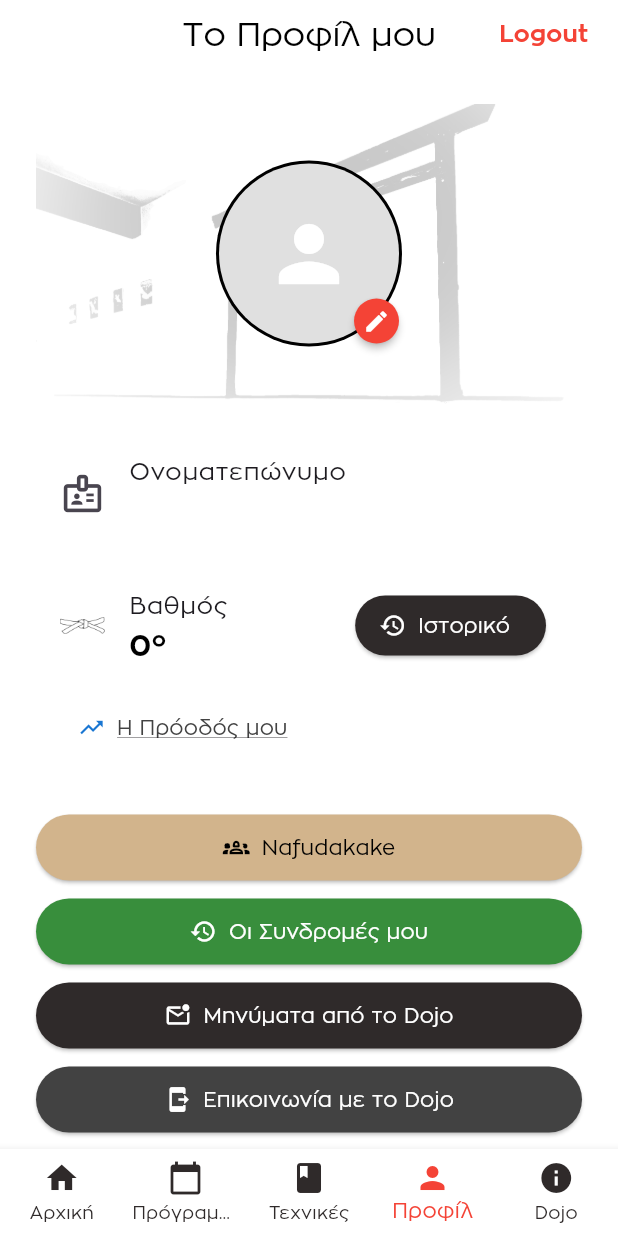
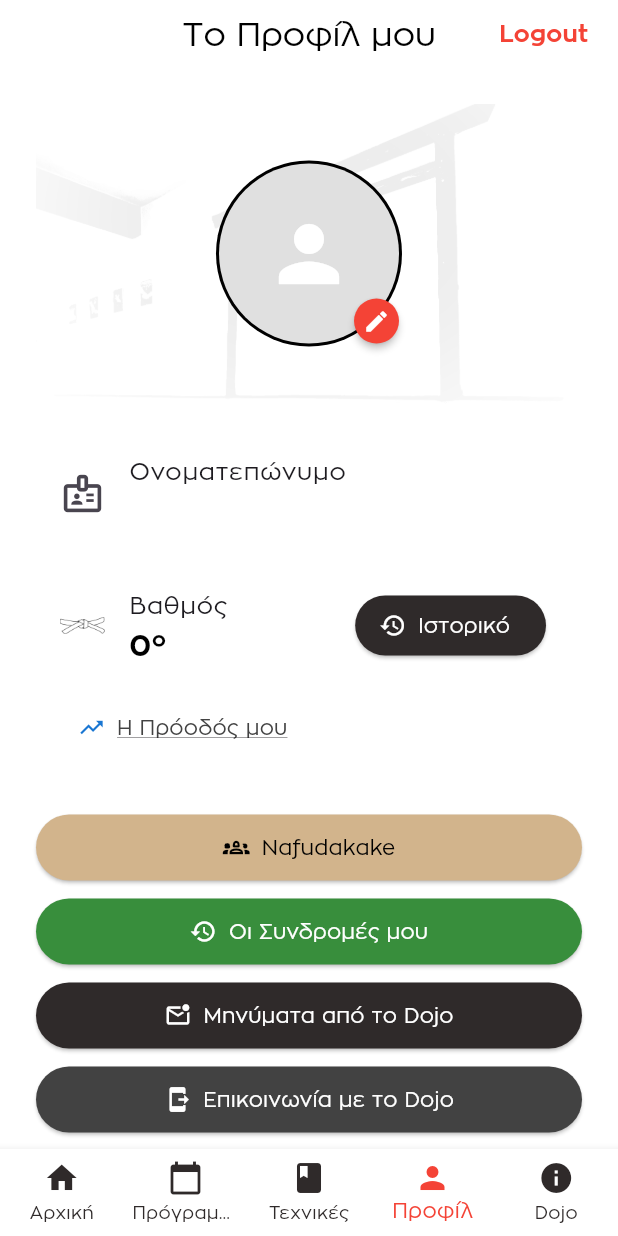
Before and after one commit to aikidokalamata-sudo/aikido_kalamata_app_git, a Flutter app: the screen it shows once a user with an empty profile is signed in, item 4 of the bottom bar chosen, on a phone screen of 412 x 824 dp. Run offline on Flutter 3.47's test engine with Material 3 defaults, Android fonts, the light colour scheme and no system bars; our stand-ins replace cloud_firestore, firebase_auth, firebase_core, firebase_messaging, google_sign_in, image_picker; accounts and stored records are empty.

Commit message:
Background opacity

```diff
--- a/lib/screens/profile_page.dart
+++ b/lib/screens/profile_page.dart
@@ -244,7 +244,7 @@ class _ProfilePageState extends State<ProfilePage> {
                   image: const AssetImage('assets/images/techniques_background.png'),
                   fit: BoxFit.cover,
                   colorFilter: ColorFilter.mode(
-                    Colors.white.withOpacity(0.3),
+                    Colors.white.withOpacity(0.1),
                     BlendMode.dstATop,
                   ),
                 ),
```
